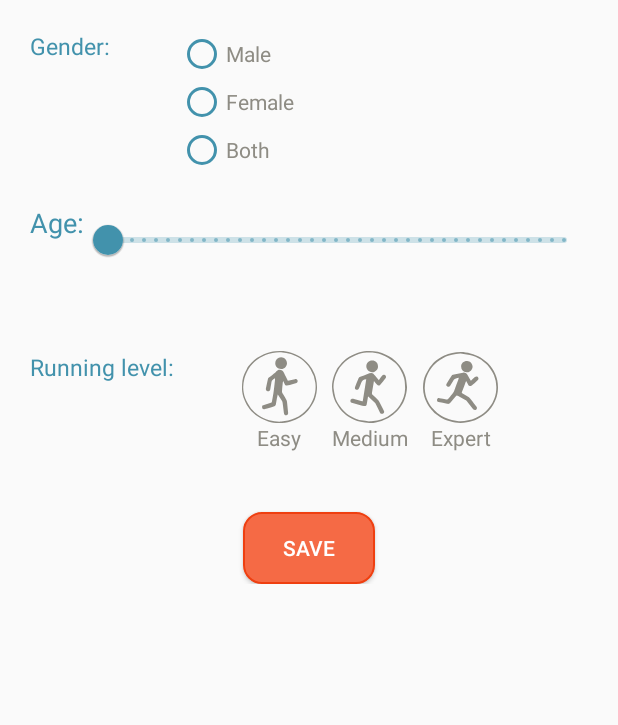
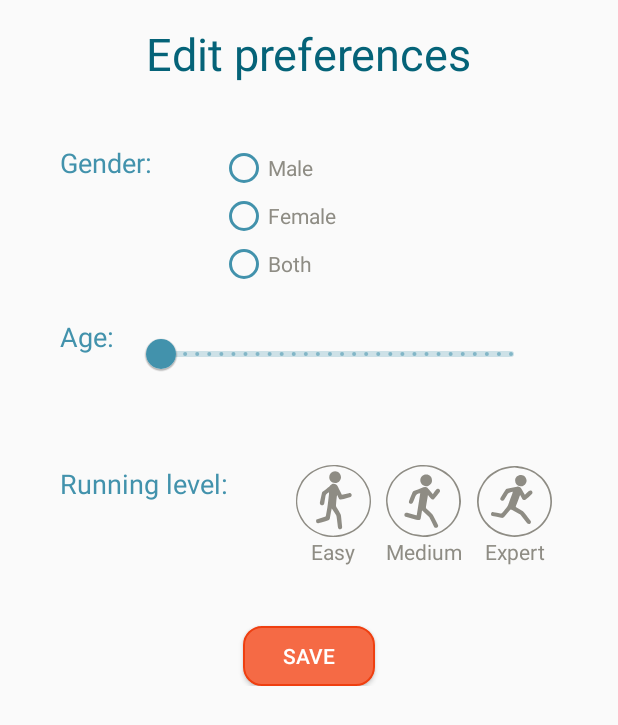
Before and after one commit to sunshavit/RunTime, an Android app: the fragment EditPreferencesFragment shown on its own in the app's theme, on a phone screen of 412 x 824 dp. Shown: the top 725 px of the screen. Run offline under Robolectric (Android 15) with nearby library versions, the phone set to English and light mode, and no system bars; our stand-ins replace Firebase (no records; nobody signed in at launch, a user with empty details on screens opened directly).

Commit message:
lastMerge3

```diff
--- a/app/src/main/java/com/example/runtime/MainActivity.java
+++ b/app/src/main/java/com/example/runtime/MainActivity.java
@@ -41,11 +41,7 @@ public class MainActivity extends AppCompatActivity implements MessagesFragment.
         RegisterClass.SignInStatusListener,DataBaseClass.OnUserListsListener/*, HomeFragment.findPeopleListener*/, CreateEventFragment.OnMapListener,
         MapFragment.OnCreateEventListener, /*FindPeopleFragment.OnStrangerCellClickListener,*/ /*HomeFragment.findEventsListener,*/ CreateEventFragment.OnBackFromCreateEventListener{
 
-    // where to do the user authentication
-    // local time and local date require sdk 26
-//    FirebaseAuth firebaseAuth=FirebaseAuth.getInstance();
-//    FirebaseAuth.AuthStateListener authStateListener;
-//    String userName;
+
     private FragmentManager fragmentManager;
     private FragmentTransaction fragmentTransaction;
     final String WELCOMEFRAGMENTTAG="welcomefregmenttag";
--- a/app/src/main/java/com/example/runtime/SignUp3Fragment.java
+++ b/app/src/main/java/com/example/runtime/SignUp3Fragment.java
@@ -83,7 +83,7 @@ public class SignUp3Fragment extends Fragment {
         });
 
 
-        slider.setValues(0f,120f);
+        slider.setValues(1f,120f);
 
 
         slider.addOnSliderTouchListener(new RangeSlider.OnSliderTouchListener() {
--- a/app/src/main/res/layout/edit_preferences.xml
+++ b/app/src/main/res/layout/edit_preferences.xml
@@ -8,22 +8,35 @@
         android:layout_width="match_parent"
         android:layout_height="match_parent">
 
+
+
     <LinearLayout
         android:layout_width="match_parent"
         android:layout_height="match_parent"
-        android:orientation="vertical">
+        android:orientation="vertical"
+        android:paddingHorizontal="20dp"
+       >
+
+        <TextView
+            android:layout_width="wrap_content"
+            android:layout_height="wrap_content"
+            android:layout_marginTop="15dp"
+            android:textSize="30sp"
+            android:textColor="@color/DarkBlue"
+            android:layout_gravity="center"
+            android:text="@string/edit_preferences"/>
 
         <LinearLayout
             android:layout_width="wrap_content"
             android:layout_height="wrap_content"
             android:orientation="horizontal"
-            android:layout_marginTop="20dp">
+            android:layout_marginTop="40dp">
 
             <TextView
                 android:layout_width="wrap_content"
                 android:layout_height="wrap_content"
                 android:layout_marginStart="20dp"
-                android:textSize="15sp"
+                android:textSize="18sp"
                 android:text="@string/gender"
                 android:textColor="@color/lightBlue2"/>
 
@@ -78,6 +91,7 @@
 
            <com.google.android.material.slider.RangeSlider
                android:layout_width="match_parent"
+               android:layout_marginHorizontal="15dp"
                android:layout_height="wrap_content"
                android:valueFrom="1"
                android:valueTo="121"
@@ -99,7 +113,7 @@
                 android:layout_height="wrap_content"
                 android:text="@string/running_level"
                 android:textColor="@color/lightBlue2"
-                android:textSize="15dp"/>
+                android:textSize="18sp"/>
         <RadioGroup
             android:layout_width="0dp"
             android:layout_height="wrap_content"
@@ -146,7 +160,7 @@
         </LinearLayout>
         <Button
             android:layout_width="wrap_content"
-            android:layout_height="wrap_content"
+            android:layout_height="40dp"
             android:background="@drawable/orang_btn"
             android:layout_marginTop="40dp"
             android:layout_gravity="center_horizontal"
--- a/app/src/main/res/layout/edit_profile_fragment.xml
+++ b/app/src/main/res/layout/edit_profile_fragment.xml
@@ -17,7 +17,7 @@
             android:layout_width="wrap_content"
             android:layout_height="wrap_content"
             android:layout_marginTop="15dp"
-            android:textSize="30sp"
+            android:textSize="27sp"
             android:textColor="@color/DarkBlue"
             android:layout_gravity="center"
             android:text="@string/edit_profile"/>
```
Also changed, not shown: app/src/main/res/layout/home_fragment.xml (+7 -7 lines).
